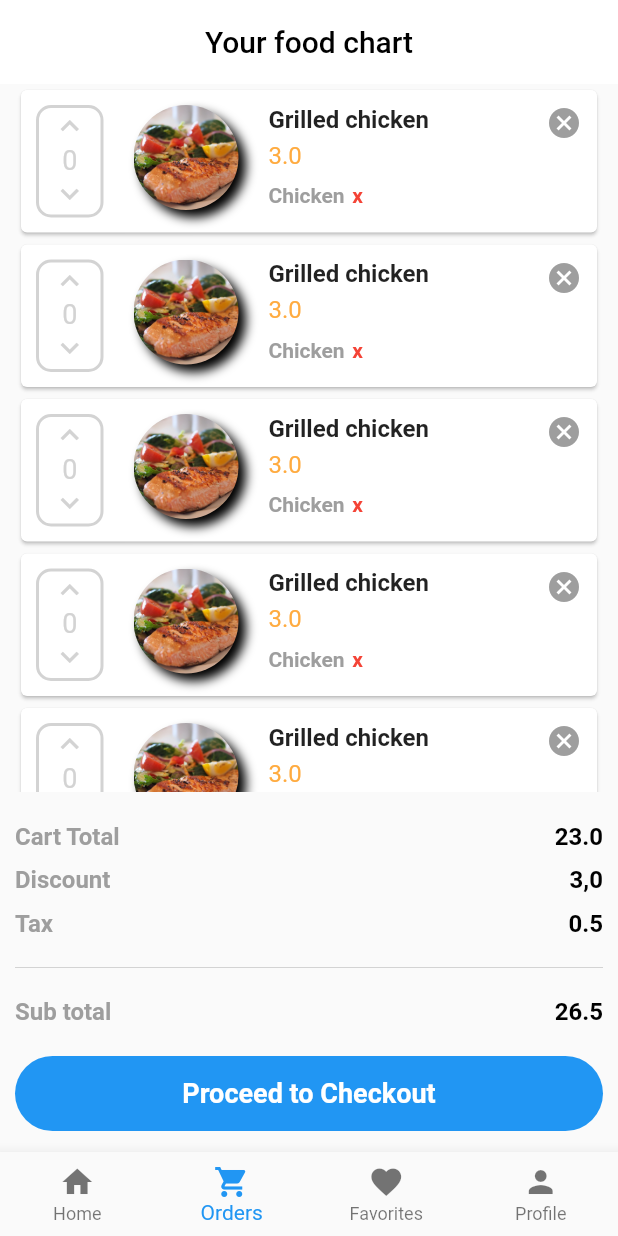
After one commit to davidguzman1693/flutter_home_cook, a Flutter app: the screen it shows after launch, item 2 of the bottom bar chosen, after a tap on the "keyboard arrow up" icon, on a phone screen of 412 x 824 dp. The commit adds this screen. Run offline on Flutter 3.47's test engine with Material 2 defaults, Android fonts, the phone set to English and light mode, and no system bars.

Commit message:
Vid 6,7,8. Added the navigation bar, and also the chart page i order to check out the orders for meals

```diff
--- a/lib/src/app.dart
+++ b/lib/src/app.dart
@@ -1,5 +1,5 @@
 import 'package:flutter/material.dart';
-import 'homescreen.dart';
+import 'screens/main_screen.dart';
 
 class App extends StatelessWidget{
     @override
@@ -10,7 +10,7 @@ class App extends StatelessWidget{
           theme: ThemeData(
             primaryColor: Colors.blueAccent
           ),
-          home: HomeScreen()
+          home: MainScreen()
       );
     }
 }
--- a/lib/src/data/food_data.dart
+++ b/lib/src/data/food_data.dart
@@ -1,15 +1,4 @@
-class Food{
-  final String id;
-  final String name;
-  final String imagePath;
-  final String category;
-  final double price;
-  final double discount;
-  final double ratings;
-
-  Food({this.id, this.name, this.imagePath, this.category, this.price, this.discount, this.ratings});
-}
-
+import '../models/food_model.dart';
 
 final foods = [
   Food(
--- a/lib/src/homescreen.dart
+++ /dev/null
@@ -1,76 +0,0 @@
-import 'package:flutter/material.dart';
-import 'package:home_cook/src/widgets/food_category.dart';
-import 'widgets/home_top_info.dart';
-import 'widgets/search_field.dart';
-import 'widgets/bought_foods.dart';
-
-//Data
-import 'data/food_data.dart';
-
-class HomeScreen extends StatefulWidget{
-    @override
-    _HomeScreenState createState() => _HomeScreenState();
-}
-
-class _HomeScreenState extends State<HomeScreen>{
-
-  List<Food> _foods = foods;
-
-  @override
-  Widget build(BuildContext context){
-    return Scaffold(
-        body: ListView(
-            padding: EdgeInsets.only(top: 50.0, left: 20.0, right: 20.0),
-            children: <Widget>[
-              HomeTopInfo(),
-              FoodCategory(),
-              SizedBox(height: 20.0,),
-              SearchField(),
-              SizedBox(height: 20.0,),
-              Row(
-                mainAxisAlignment: MainAxisAlignment.spaceBetween,
-                children: <Widget>[
-                  Text(
-                    "Frequently bought Foods",
-                    style: TextStyle(
-                      fontSize: 18.0,
-                      fontWeight: FontWeight.bold
-                    ),),
-                  GestureDetector(
-                      onTap: (){},
-                      child: Text(
-                      "View All",
-                      style: TextStyle(
-                        fontSize: 18.0,
-                        fontWeight: FontWeight.bold,
-                        color: Colors.orangeAccent
-                      ),
-                    ),
-                  )
-                ],
-              ),
-              SizedBox(height: 20.0,),
-              Column(
-                children: _foods.map(_buildFoodItems).toList(),
-              ),
-            ],
-        ),
-    );
-  }
-
-  Widget _buildFoodItems(Food food){
-    return Container(
-      margin: EdgeInsets.only(bottom: 20.0),
-      child: BoughtFoods(
-        id: food.id,
-        name: food.name,
-        imagePath: food.imagePath,
-        category: food.category,
-        discount: food.discount,
-        price: food.price,
-        ratings: food.ratings,
-      ),
-    );
-  }
-
-}
--- /dev/null
+++ b/lib/src/models/food_model.dart
@@ -0,0 +1,11 @@
+class Food{
+  final String id;
+  final String name;
+  final String imagePath;
+  final String category;
+  final double price;
+  final double discount;
+  final double ratings;
+
+  Food({this.id, this.name, this.imagePath, this.category, this.price, this.discount, this.ratings});
+}
--- /dev/null
+++ b/lib/src/pages/favorite_pages.dart
@@ -0,0 +1,16 @@
+import 'package:flutter/material.dart';
+
+class FavoritePage extends StatefulWidget{
+
+  @override
+  _FavoritePageState createState() => _FavoritePageState();
+}
+
+class _FavoritePageState extends State<FavoritePage>{
+  @override
+  Widget build(BuildContext context){
+    return Center(
+      child: Text("Favorite page"),
+    );
+  }
+}
--- /dev/null
+++ b/lib/src/pages/home_page.dart
@@ -0,0 +1,77 @@
+import 'package:flutter/material.dart';
+import 'package:home_cook/src/widgets/food_category.dart';
+import '../widgets/home_top_info.dart';
+import '../widgets/search_field.dart';
+import '../widgets/bought_foods.dart';
+
+//Data
+import '../data/food_data.dart';
+import '../models/food_model.dart';
+
+class HomePage extends StatefulWidget{
+    @override
+    _HomePageState createState() => _HomePageState();
+}
+
+class _HomePageState extends State<HomePage>{
+
+  List<Food> _foods = foods;
+
+  @override
+  Widget build(BuildContext context){
+    return Scaffold(
+        body: ListView(
+            padding: EdgeInsets.only(top: 50.0, left: 20.0, right: 20.0),
+            children: <Widget>[
+              HomeTopInfo(),
+              FoodCategory(),
+              SizedBox(height: 20.0,),
+              SearchField(),
+              SizedBox(height: 20.0,),
+              Row(
+                mainAxisAlignment: MainAxisAlignment.spaceBetween,
+                children: <Widget>[
+                  Text(
+                    "Frequently bought Foods",
+                    style: TextStyle(
+                      fontSize: 18.0,
+                      fontWeight: FontWeight.bold
+                    ),),
+                  GestureDetector(
+                      onTap: (){},
+                      child: Text(
+                      "View All",
+                      style: TextStyle(
+                        fontSize: 18.0,
+                        fontWeight: FontWeight.bold,
+                        color: Colors.orangeAccent
+                      ),
+                    ),
+                  )
+                ],
+              ),
+              SizedBox(height: 20.0,),
+              Column(
+                children: _foods.map(_buildFoodItems).toList(),
+              ),
+            ],
+        ),
+    );
+  }
+
+  Widget _buildFoodItems(Food food){
+    return Container(
+      margin: EdgeInsets.only(bottom: 20.0),
+      child: BoughtFoods(
+        id: food.id,
+        name: food.name,
+        imagePath: food.imagePath,
+        category: food.category,
+        discount: food.discount,
+        price: food.price,
+        ratings: food.ratings,
+      ),
+    );
+  }
+
+}
--- /dev/null
+++ b/lib/src/pages/order_page.dart
@@ -0,0 +1,116 @@
+import 'package:flutter/material.dart';
+
+// Custom widgets
+
+import '../widgets/order_card.dart';
+
+class OrderPage extends StatefulWidget{
+
+  @override
+  _OrderPageState createState() => _OrderPageState();
+}
+
+class _OrderPageState extends State<OrderPage>{
+  @override
+  Widget build(BuildContext context){
+    return Scaffold(
+      appBar: AppBar(
+          title: Text("Your food chart", style: TextStyle(color: Colors.black),),
+          centerTitle: true,
+          backgroundColor: Colors.white,
+          elevation: 0.0,
+        ),
+        body: ListView(
+        padding: EdgeInsets.symmetric(horizontal: 10.0),
+        scrollDirection: Axis.vertical,
+        children: <Widget>[
+          OrderCard(),
+          OrderCard(),
+          OrderCard(),
+          OrderCard(),
+          OrderCard(),
+          OrderCard(),
+          OrderCard(),
+          OrderCard(),
+        ],
+      ),
+      bottomNavigationBar: _buildTotalContainer(),
+    );
+  }
+
+  Widget _buildTotalContainer(){
+    return Container(
+            height: 220.0,
+            padding: EdgeInsets.symmetric(horizontal: 10.0),
+            margin: EdgeInsets.only(top: 20.0),
+            child: Column(
+              children: <Widget>[
+                /*
+                ListTile(
+                  leading: Text("Cart Total", style: TextStyle(fontSize: 16.0, fontWeight: FontWeight.bold, color: Colors.grey),),
+                  trailing: Text("23.0", style: TextStyle(fontSize: 16.0, fontWeight: FontWeight.bold, color: Colors.black),),
+                ),
+                ListTile(
+                  leading: Text("Cart Total", style: TextStyle(fontSize: 16.0, fontWeight: FontWeight.bold, color: Colors.grey),),
+                  trailing: Text("23.0", style: TextStyle(fontSize: 16.0, fontWeight: FontWeight.bold, color: Colors.black),),
+                ),
+                ListTile(
+                  leading: Text("Cart Total", style: TextStyle(fontSize: 16.0, fontWeight: FontWeight.bold, color: Colors.grey),),
+                  trailing: Text("23.0", style: TextStyle(fontSize: 16.0, fontWeight: FontWeight.bold, color: Colors.black),),
+                )*/
+                Row(
+                  mainAxisAlignment: MainAxisAlignment.spaceBetween,
+                  children: <Widget>[
+                    Text("Cart Total", style: TextStyle(fontSize: 16.0, fontWeight: FontWeight.bold, color: Colors.grey),),
+                    Text("23.0", style: TextStyle(fontSize: 16.0, fontWeight: FontWeight.bold, color: Colors.black),),
+                  ],
+                ),
+                SizedBox(height: 10.0,),
+                Row(
+                  mainAxisAlignment: MainAxisAlignment.spaceBetween,
+                  children: <Widget>[
+                    Text("Discount", style: TextStyle(fontSize: 16.0, fontWeight: FontWeight.bold, color: Colors.grey),),
+                    Text("3,0", style: TextStyle(fontSize: 16.0, fontWeight: FontWeight.bold, color: Colors.black),),
+                  ],
+                ),
+                SizedBox(height: 10.0,),
+                Row(
+                  mainAxisAlignment: MainAxisAlignment.spaceBetween,
+                  children: <Widget>[
+                    Text("Tax", style: TextStyle(fontSize: 16.0, fontWeight: FontWeight.bold, color: Colors.grey),),
+                    Text("0.5", style: TextStyle(fontSize: 16.0, fontWeight: FontWeight.bold, color: Colors.black),),
+                  ],
+                ),
+                Divider(height: 40.0, color: Color(0xFFD3D3D3),),
+
+                Row(
+                  mainAxisAlignment: MainAxisAlignment.spaceBetween,
+                  children: <Widget>[
+                    Text("Sub total", style: TextStyle(fontSize: 16.0, fontWeight: FontWeight.bold, color: Colors.grey),),
+                    Text("26.5", style: TextStyle(fontSize: 16.0, fontWeight: FontWeight.bold, color: Colors.black),),
+                  ],
+                ),
+                SizedBox(height: 20.0,),
+                Container(
+                  width: MediaQuery.of(context).size.width,
+                  height: 50.0,
+                  decoration: BoxDecoration(
+                    color: Colors.blue,
+                    borderRadius: BorderRadius.circular(30.0)
+                  ),
+                  child: Center(
+                    child: Text(
+                      "Proceed to Checkout",
+                      style: TextStyle(
+                        color: Colors.white,
+                        fontWeight: FontWeight.bold,
+                        fontSize: 18.0
+                      ),
+                      ),
+                  ),
+                )
+              ],
+            ),
+          );
+  }
+}
--- /dev/null
+++ b/lib/src/pages/profile_page.dart
@@ -0,0 +1,16 @@
+import 'package:flutter/material.dart';
+
+class ProfilePage extends StatefulWidget{
+
+  @override
+  _ProfilePageState createState() => _ProfilePageState();
+}
+
+class _ProfilePageState extends State<ProfilePage>{
+  @override
+  Widget build(BuildContext context){
+    return Center(
+      child: Text("Profile page"),
+    );
+  }
+}
--- /dev/null
+++ b/lib/src/screens/main_screen.dart
@@ -0,0 +1,73 @@
+import 'package:flutter/material.dart';
+
+//Pages
+import '../pages/home_page.dart';
+import '../pages/order_page.dart';
+import '../pages/favorite_pages.dart';
+import '../pages/profile_page.dart';
+
+
+class MainScreen extends StatefulWidget{
+  @override
+  _MainScreenState createState() => _MainScreenState();
+}
+
+class _MainScreenState extends State<MainScreen>{
+
+  int currentTabIndex = 0;
+
+  List<Widget> pages;
+  Widget currentPage;
+
+  HomePage homePage;
+  OrderPage orderPage;
+  FavoritePage favoritePage;
+  ProfilePage profilePage;
+
+  @override
+  void initState() {
+    super.initState();
+    homePage = new HomePage();
+    orderPage = new OrderPage();
+    favoritePage = new FavoritePage();
+    profilePage = new ProfilePage();
+    pages = [homePage, orderPage, favoritePage, profilePage];
+
+    currentPage = homePage;
+  }
+
+  @override
+  Widget build(BuildContext context){
+    return Scaffold(
+      bottomNavigationBar: BottomNavigationBar(
+        onTap: (int index){
+          setState(() {
+            currentTabIndex = index;
+            currentPage = pages[index];
+          });
+        },
+        currentIndex: currentTabIndex,
+        type: BottomNavigationBarType.fixed,
+        items: <BottomNavigationBarItem>[
+          BottomNavigationBarItem(
+            icon: Icon(Icons.home),
+            title: Text("Home"),
+          ),
+          BottomNavigationBarItem(
+            icon: Icon(Icons.shopping_cart),
+            title: Text("Orders"),
+          ),
+          BottomNavigationBarItem(
+            icon: Icon(Icons.favorite),
+            title: Text("Favorites"),
+          ),
+          BottomNavigationBarItem(
+            icon: Icon(Icons.person),
+            title: Text("Profile"),
+          )
+        ]
+      ),
+      body: currentPage,
+    );
+  }
+}
--- /dev/null
+++ b/lib/src/widgets/order_card.dart
@@ -0,0 +1,99 @@
+import 'package:flutter/material.dart';
+
+class OrderCard extends StatelessWidget{
+  @override
+  Widget build(BuildContext context){
+    return Card(
+      child: Padding(
+        padding: const EdgeInsets.symmetric(horizontal: 10.0, vertical: 10.0),
+        child: Row(
+          crossAxisAlignment: CrossAxisAlignment.start,
+          children: <Widget>[
+            Container(
+              height: 75.0,
+              width: 45.0,
+              decoration: BoxDecoration(
+                border: Border.all(color: Color(0xFFD3D3D3), width: 2.0),
+                borderRadius: BorderRadius.circular(10.0)
+              ),
+              child: Column(
+                children: <Widget>[
+                  InkWell(
+                    onTap: (){},
+                    child: Icon(Icons.keyboard_arrow_up, color: Color(0xFFD3D3D3))
+                  ),
+                  Text("0", style: TextStyle(fontSize: 18.0, color: Color(0xFFD3D3D3)),),
+                  InkWell(
+                    onTap: (){},
+                    child: Icon(Icons.keyboard_arrow_down, color: Color(0xFFD3D3D3),)
+                  )
+                ],
+              ),
+            ),
+            SizedBox(width: 20.0,),
+            Container(
+              height: 70.0,
+              width: 70.0,
+              decoration: BoxDecoration(
+                image: DecorationImage(
+                  image: AssetImage("assets/images/lunch.jpeg"),
+                  fit: BoxFit.cover,
+                ),
+                borderRadius: BorderRadius.circular(35.0),
+                boxShadow: [
+                  BoxShadow(
+                    color: Colors.black,
+                    blurRadius: 5.0,
+                    offset: Offset(5.0, 5.0)
+                  )
+                ]
+              ),
+            ),
+            SizedBox(width: 20.0,),
+            Column(
+              crossAxisAlignment: CrossAxisAlignment.start,
+              children: <Widget>[
+                Text("Grilled chicken", style: TextStyle(fontSize: 16.0, fontWeight: FontWeight.bold),),
+                SizedBox(height: 5.0,),
+                Text("3.0", style: TextStyle(fontSize: 16.0, color: Colors.orangeAccent),),
+                SizedBox(height: 5.0,),
+                Container(
+                  height: 25.0,
+                  width: 120.0,
+                  child: ListView(
+                    scrollDirection: Axis.horizontal,
+
+                    children: <Widget>[
+                      Container(
+                        margin: EdgeInsets.only(right: 10.0),
+                        child: Row(
+                          children: <Widget>[
+                            Text("Chicken", style: TextStyle(color: Colors.grey, fontWeight: FontWeight.bold),),
+                            SizedBox(width: 5.0,),
+                            InkWell(
+                              onTap: (){},
+                              child: Text("x",
+                              style: TextStyle(
+                                fontWeight: FontWeight.bold,
+                                color: Colors.red),
+                                )
+                              ),
+                          ],
+                        ),
+                      )
+                    ],
+                  ),
+                )
+              ],
+            ),
+            Spacer(),
+            GestureDetector(
+              child: Icon(Icons.cancel, color: Colors.grey,),
+              onTap: (){},
+            )
+          ],
+        ),
+      ),
+    );
+  }
+}
```
